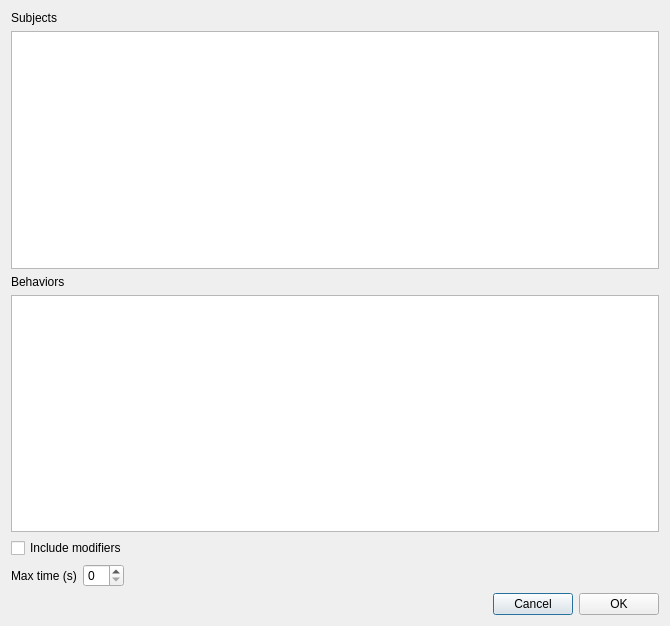
Before: the Qt Designer form param_panel.ui in olivierfriard/BORIS, drawn with Qt 5.
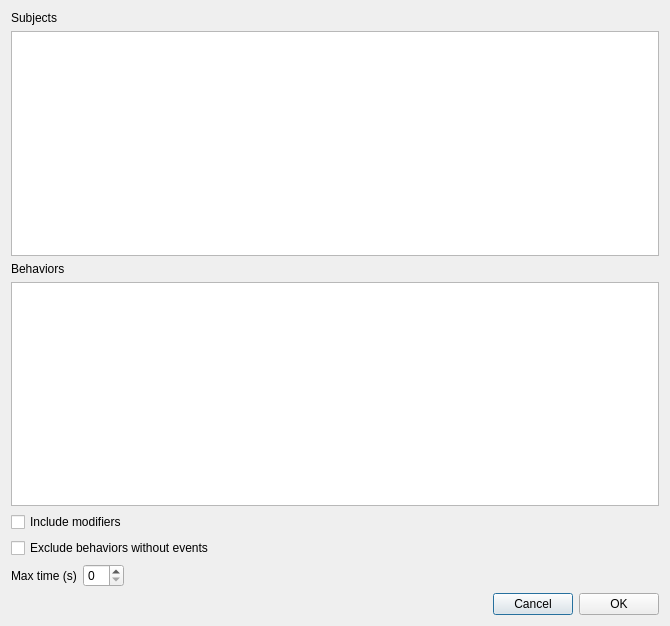
After: the same form once the commit is applied.

Commit message: introduced 'exclude behaviors without events' option

Patch:
```diff
--- a/param_panel.ui
+++ b/param_panel.ui
@@ -43,6 +43,13 @@
        </property>
       </widget>
      </item>
+     <item>
+      <widget class="QCheckBox" name="cbExcludeBehaviors">
+       <property name="text">
+        <string>Exclude behaviors without events</string>
+       </property>
+      </widget>
+     </item>
      <item>
       <layout class="QHBoxLayout" name="horizontalLayout">
        <item>
```
The commit also changes 2 other files.
